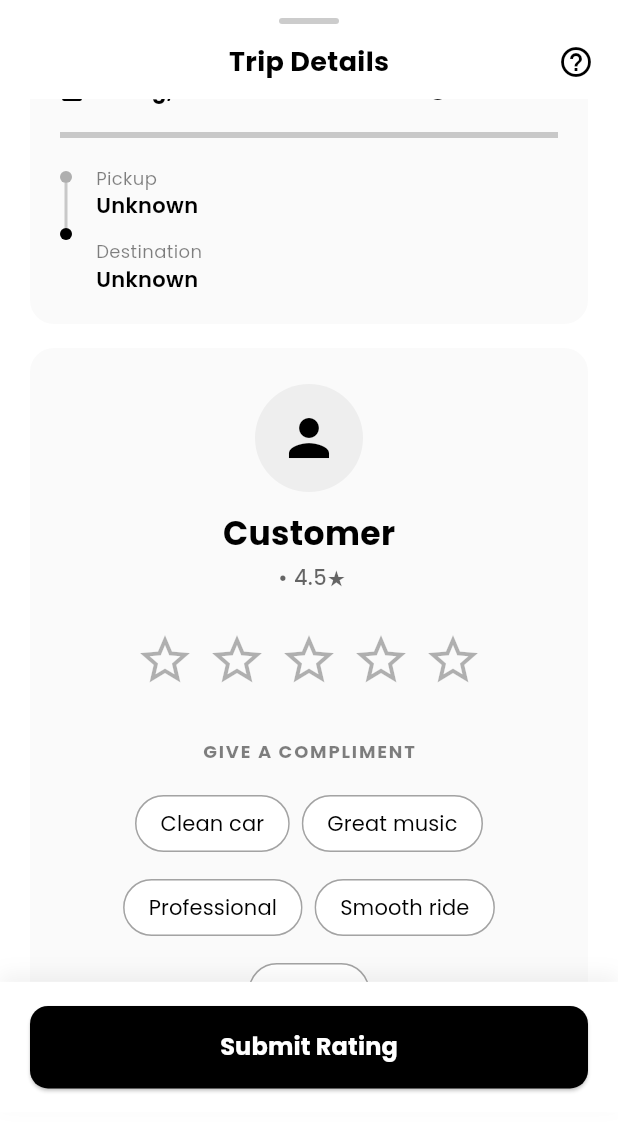
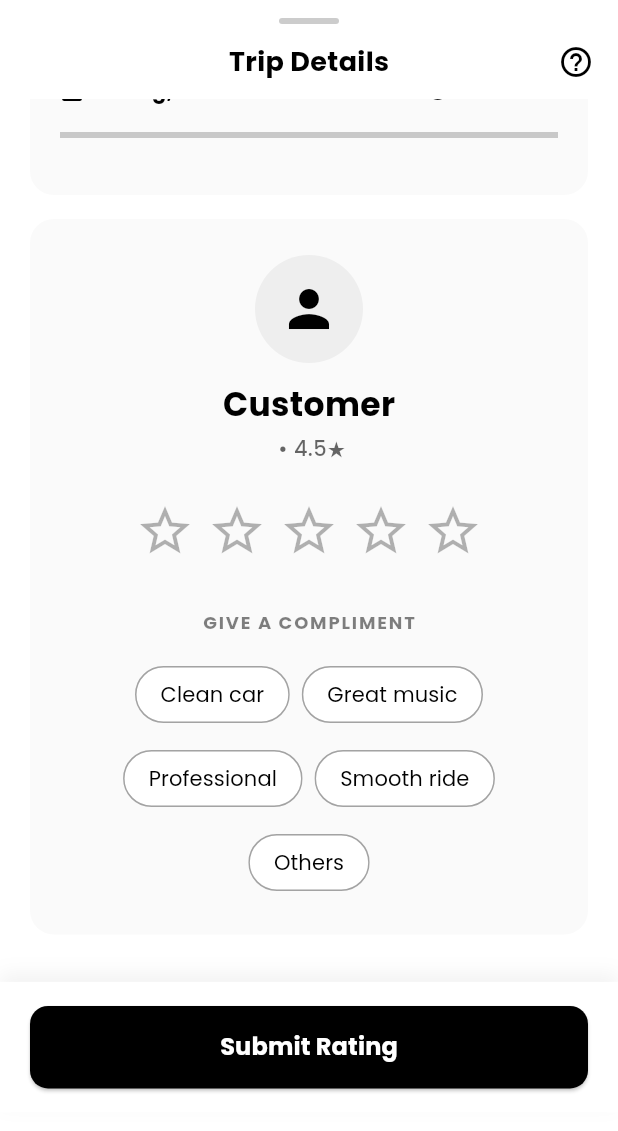
Before and after one commit to miarasel23/trippy_driver, a Flutter app: the ReviewBottomSheet widget shown alone on an empty page, opened directly with empty values, scrolled down 310 dp, on a phone screen of 412 x 824 dp. Shown: the top 1131 px of the screen. Run offline on Flutter 3.47's test engine with Material 3 defaults, Android fonts, the phone set to English and light mode, and no system bars; our stand-ins replace bloc, connectivity_plus, equatable, flutter_bloc, flutter_local_notifications, flutter_markdown_plus and 9 more; missing offline and left inert: flutter_background_service, flutter_polyline_points, flutter_ringtone_player, flutter_sslcommerz, translator; accounts and stored records are empty; network calls fail.

Commit message:
add some work

```diff
--- a/lib/modules/home/helper/accepted_trip_card_helper.dart
+++ b/lib/modules/home/helper/accepted_trip_card_helper.dart
@@ -381,6 +381,8 @@ class AcceptedTripCardHelper {
     TextStyle? pickupStyle,
     TextStyle? dropoffStyle,
     double spacing = 6.0,
+    int? maxLines,
+    TextOverflow? overflow,
   }) {
     final pickups = getEffectivePickups(trip);
     final dropoffs = getEffectiveDropoffs(trip);
@@ -403,6 +405,8 @@ class AcceptedTripCardHelper {
                 loc.address,
                 isBangla: isBangla,
                 style: pickupStyle ?? TextStyle(color: theme.colorScheme.onSurface, fontSize: 14, fontWeight: FontWeight.w600),
+                maxLines: maxLines,
+                overflow: overflow,
                 location: loc,
               ),
             ),
@@ -428,6 +432,8 @@ class AcceptedTripCardHelper {
                 loc.address,
                 isBangla: isBangla,
                 style: dropoffStyle ?? TextStyle(color: theme.colorScheme.onSurface, fontSize: 14, fontWeight: FontWeight.w500),
+                maxLines: maxLines,
+                overflow: overflow,
                 location: loc,
               ),
             ),
--- a/lib/modules/home/widget/review_bottom_sheet_widget.dart
+++ b/lib/modules/home/widget/review_bottom_sheet_widget.dart
@@ -95,11 +95,6 @@ class _ReviewBottomSheetState extends State<ReviewBottomSheet> {
     final displayTotalAmount = AcceptedTripCardHelper.translateNumbersAndCommonWords(totalAmount.round().toString(), isBangla);
 
     final paymentMethod = widget.trip.paymentMethod ?? 'CASH';
-
-    final effPickup = AcceptedTripCardHelper.getEffectivePickup(widget.trip);
-    final effDropoff = AcceptedTripCardHelper.getEffectiveDropoff(widget.trip);
-    final pickupLoc = effPickup?.address ?? 'Unknown';
-    final dropoffLoc = effDropoff?.address ?? 'Unknown';
 
     DateTime? tripDate;
     try {
@@ -275,65 +270,18 @@ class _ReviewBottomSheetState extends State<ReviewBottomSheet> {
                         Divider(color: theme.colorScheme.onSurface.withOpacity(0.2), thickness: 4),
                         const SizedBox(height: 12),
 
-                        Row(
-                          crossAxisAlignment: CrossAxisAlignment.start,
-                          children: [
-                            Column(
-                              children: [
-                                const SizedBox(height: 4),
-                                Container(
-                                  width: 8,
-                                  height: 8,
-                                  decoration: BoxDecoration(
-                                    color: theme.colorScheme.onSurface.withOpacity(0.3),
-                                    shape: BoxShape.circle,
-                                  ),
-                                ),
-                                Container(
-                                  width: 2,
-                                  height: 30,
-                                  color: theme.colorScheme.onSurface.withOpacity(0.2),
-                                ),
-                                Container(
-                                  width: 8,
-                                  height: 8,
-                                  decoration: const BoxDecoration(
-                                    color: Colors.black,
-                                    shape: BoxShape.circle,
-                                  ),
-                                ),
-                              ],
-                            ),
-                            const SizedBox(width: 16),
-                            Expanded(
-                              child: Column(
-                                crossAxisAlignment: CrossAxisAlignment.start,
-                                children: [
-                                  Text(
-                                    loc.translate('pickup') ?? 'Pickup',
-                                    style: TextStyle(fontSize: 12, color: theme.colorScheme.onSurface.withOpacity(0.5)),
-                                  ),
-                                  Text(
-                                    pickupLoc,
-                                    maxLines: 1,
-                                    overflow: TextOverflow.ellipsis,
-                                    style: const TextStyle(fontWeight: FontWeight.w600),
-                                  ),
-                                  const SizedBox(height: 12),
-                                  Text(
-                                    loc.translate('destination') ?? 'Destination',
-                                    style: TextStyle(fontSize: 12, color: theme.colorScheme.onSurface.withOpacity(0.5)),
-                                  ),
-                                  Text(
-                                    dropoffLoc,
-                                    maxLines: 1,
-                                    overflow: TextOverflow.ellipsis,
-                                    style: const TextStyle(fontWeight: FontWeight.w600),
-                                  ),
-                                ],
-                              ),
-                            ),
-                          ],
+                        AcceptedTripCardHelper.buildAllLocationRows(
+                          context: context,
+                          trip: widget.trip,
+                          isBangla: isBangla,
+                          theme: theme,
+                          pickupStyle: const TextStyle(fontWeight: FontWeight.w600, fontSize: 13),
+                          dropoffStyle: TextStyle(
+                            color: theme.colorScheme.onSurface.withOpacity(0.9),
+                            fontWeight: FontWeight.w500,
+                            fontSize: 13,
+                          ),
+                          spacing: 8.0,
                         ),
                       ],
                     ),
```
Also changed, not shown: lib/modules/home/widget/accepted_trip_card_widget.dart (+11 -37 lines).
